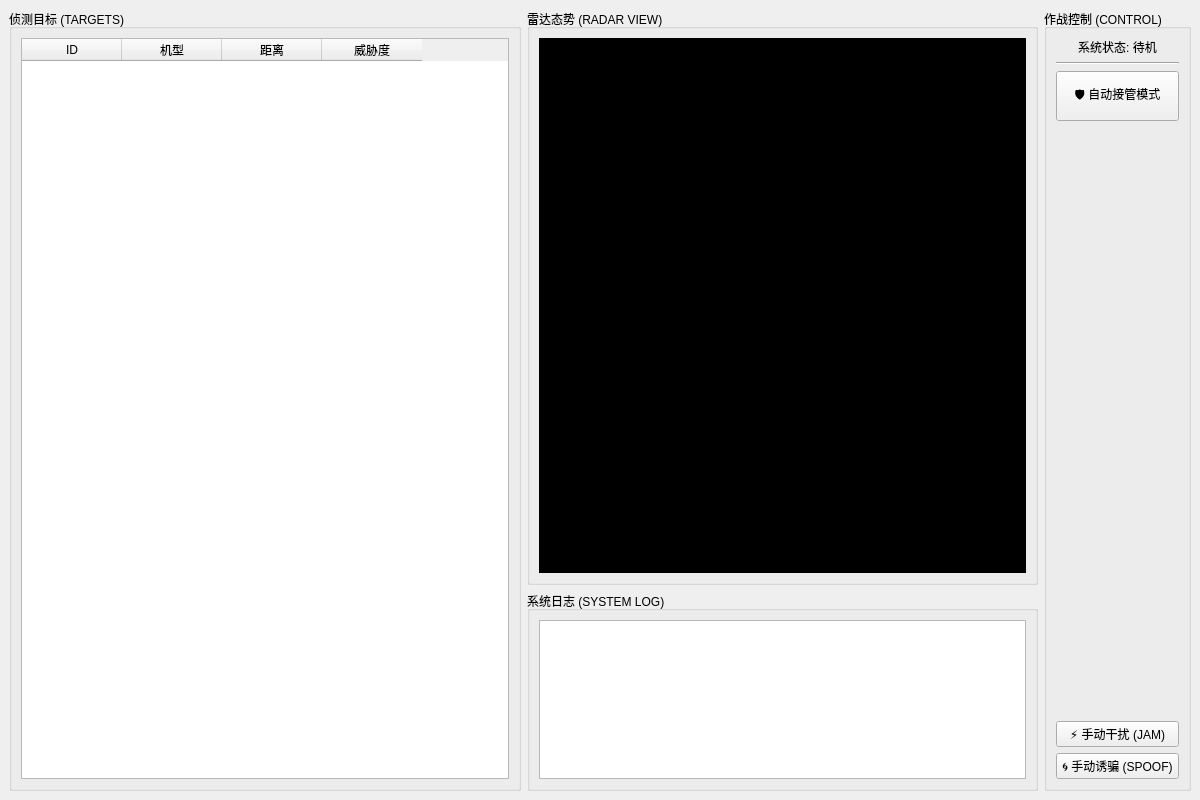
Qt form mainwindow.ui (keqikuma/DroneShield_Core) before a commit.
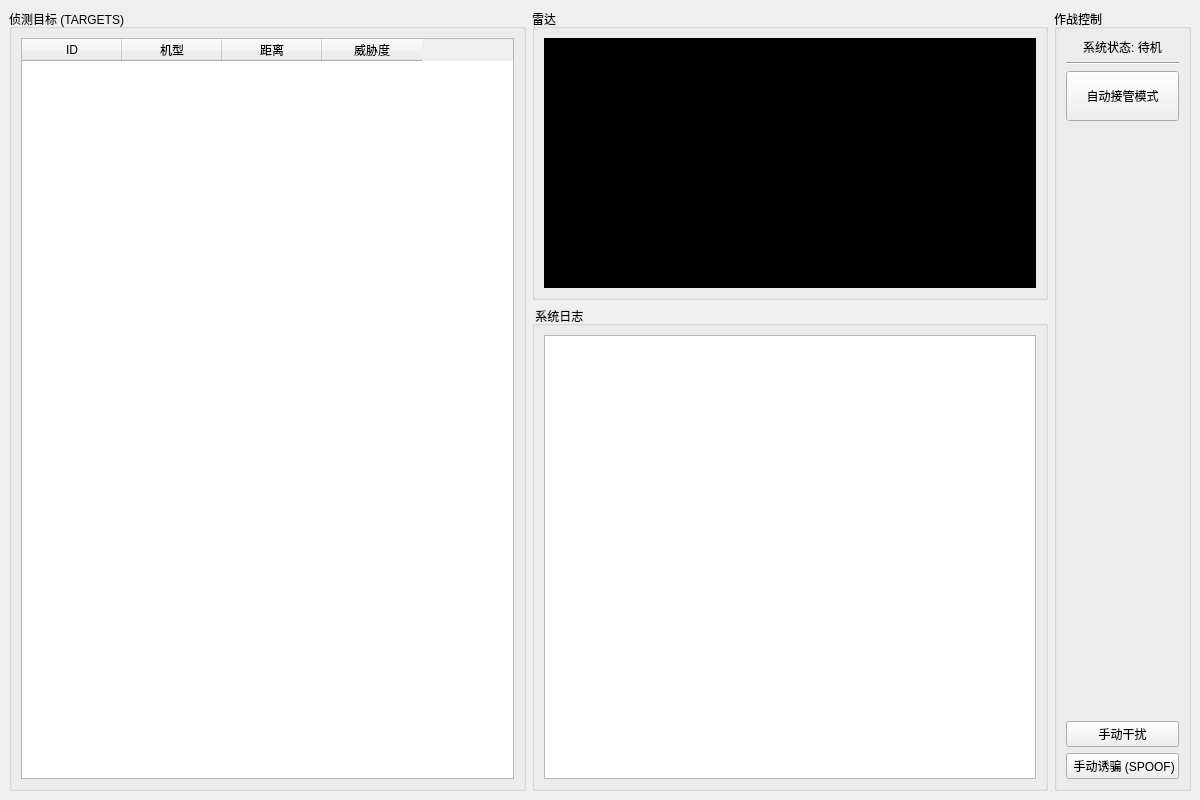
The same form after that commit.

Commit message: fixed simple ui and layout

What changed in the file:
```diff
--- a/mainwindow.ui
+++ b/mainwindow.ui
@@ -55,15 +55,15 @@
     <item row="0" column="1">
      <widget class="QGroupBox" name="groupBox_Radar">
       <property name="title">
-       <string>雷达态势 (RADAR VIEW)</string>
+       <string>雷达</string>
       </property>
       <layout class="QVBoxLayout" name="verticalLayout_2">
        <item>
         <widget class="QWidget" name="widgetRadar" native="true">
          <property name="minimumSize">
           <size>
-           <width>400</width>
-           <height>400</height>
+           <width>250</width>
+           <height>250</height>
           </size>
          </property>
          <property name="styleSheet">
@@ -84,7 +84,7 @@
        </size>
       </property>
       <property name="title">
-       <string>作战控制 (CONTROL)</string>
+       <string>作战控制</string>
       </property>
       <layout class="QVBoxLayout" name="verticalLayout_3">
        <item>
@@ -113,7 +113,7 @@
           </size>
          </property>
          <property name="text">
-          <string>🛡️ 自动接管模式</string>
+          <string>自动接管模式</string>
          </property>
          <property name="checkable">
           <bool>true</bool>
@@ -136,7 +136,7 @@
        <item>
         <widget class="QPushButton" name="btnJammer">
          <property name="text">
-          <string>⚡ 手动干扰 (JAM)</string>
+          <string> 手动干扰 </string>
          </property>
          <property name="checkable">
           <bool>true</bool>
@@ -146,7 +146,7 @@
        <item>
         <widget class="QPushButton" name="btnSpoof">
          <property name="text">
-          <string>🌀 手动诱骗 (SPOOF)</string>
+          <string> 手动诱骗 (SPOOF)</string>
          </property>
          <property name="checkable">
           <bool>true</bool>
@@ -159,14 +159,8 @@
 
     <item row="1" column="1">
      <widget class="QGroupBox" name="groupBox_Log">
-      <property name="maximumSize">
-       <size>
-        <width>16777215</width>
-        <height>200</height>
-       </size>
-      </property>
       <property name="title">
-       <string>系统日志 (SYSTEM LOG)</string>
+       <string> 系统日志 </string>
       </property>
       <layout class="QVBoxLayout" name="verticalLayout_4">
        <item>
```
Left out of the diff: 3 changed lines with no effect on the pictures. The commit also changes 6 other files.
